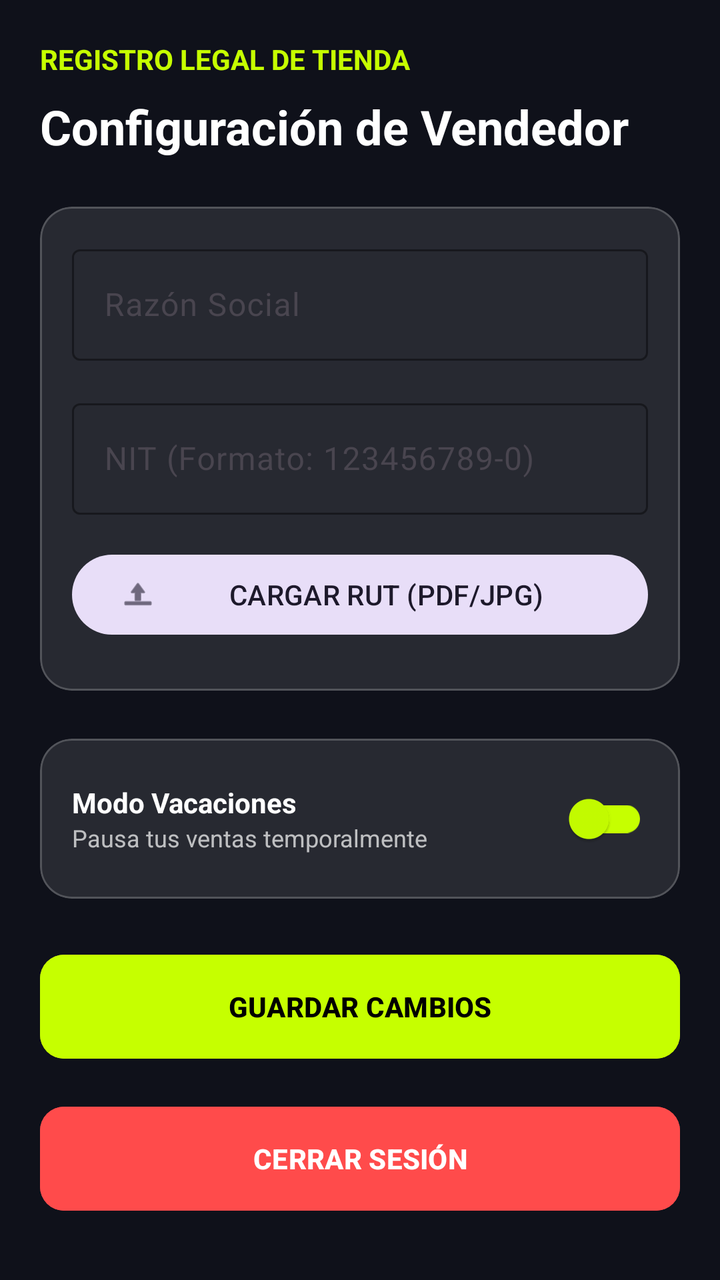
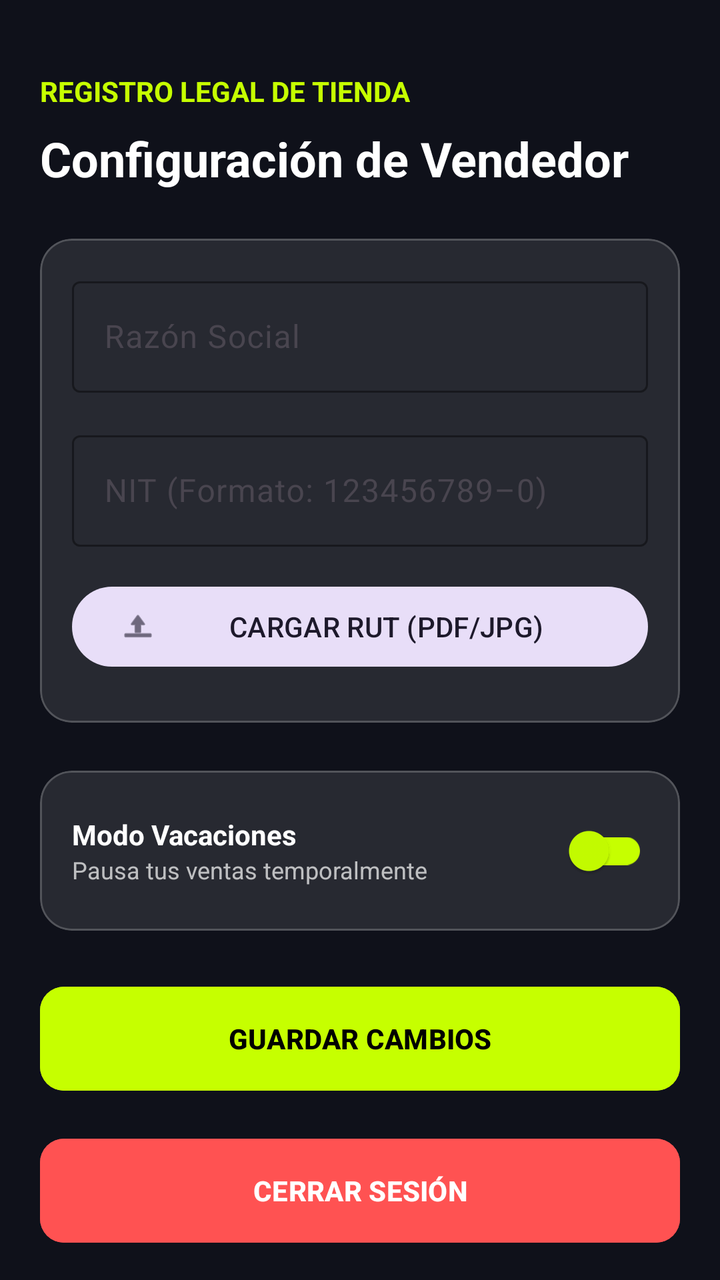

Compare the two renders of this Android layout. The source of the first and the diff that turns it into the second are given below.
<!-- AndroidManifest.xml: application theme Theme.VoltCore -->
<!-- res/layout/fragment_vendor_profile.xml -->
<?xml version="1.0" encoding="utf-8"?>
<androidx.core.widget.NestedScrollView xmlns:android="http://schemas.android.com/apk/res/android"
    xmlns:app="http://schemas.android.com/apk/res-auto"
    android:layout_width="match_parent"
    android:layout_height="match_parent"
    android:background="@color/volt_background">

    <LinearLayout
        android:layout_width="match_parent"
        android:layout_height="wrap_content"
        android:orientation="vertical"
        android:padding="20dp">

        <TextView
            android:layout_width="wrap_content"
            android:layout_height="wrap_content"
            android:layout_marginBottom="8dp"
            android:text="REGISTRO LEGAL DE TIENDA"
            android:textColor="@color/volt_primary"
            android:textSize="14sp"
            android:textStyle="bold" />

        <TextView
            android:layout_width="wrap_content"
            android:layout_height="wrap_content"
            android:layout_marginBottom="24dp"
            android:text="Configuración de Vendedor"
            android:textColor="@color/white"
            android:textSize="24sp"
            android:textStyle="bold" />

        <com.google.android.material.card.MaterialCardView
            android:layout_width="match_parent"
            android:layout_height="wrap_content"
            android:layout_marginBottom="24dp"
            app:cardBackgroundColor="@color/glass_surface"
            app:cardCornerRadius="16dp"
            app:strokeColor="@color/glass_stroke"
            app:strokeWidth="1dp">

            <LinearLayout
                android:layout_width="match_parent"
                android:layout_height="wrap_content"
                android:orientation="vertical"
                android:padding="16dp">

                <com.google.android.material.textfield.TextInputLayout
                    android:id="@+id/tilRazonSocial"
                    android:layout_width="match_parent"
                    android:layout_height="wrap_content"
                    android:layout_marginBottom="16dp"
                    android:hint="Razón Social"
                    style="@style/Widget.Material3.TextInputLayout.OutlinedBox"
                    app:boxStrokeColor="@color/volt_primary"
                    app:hintTextColor="@color/volt_primary">
                    <com.google.android.material.textfield.TextInputEditText
                        android:id="@+id/etRazonSocial"
                        android:layout_width="match_parent"
                        android:layout_height="wrap_content"
                        android:textColor="@color/white" />
                </com.google.android.material.textfield.TextInputLayout>

                <com.google.android.material.textfield.TextInputLayout
                    android:id="@+id/tilNIT"
                    android:layout_width="match_parent"
                    android:layout_height="wrap_content"
                    android:layout_marginBottom="16dp"
                    android:hint="NIT (Formato: 123456789-0)"
                    style="@style/Widget.Material3.TextInputLayout.OutlinedBox"
                    app:boxStrokeColor="@color/volt_primary"
                    app:hintTextColor="@color/volt_primary">
                    <com.google.android.material.textfield.TextInputEditText
                        android:id="@+id/etNIT"
                        android:layout_width="match_parent"
                        android:layout_height="wrap_content"
                        android:inputType="text"
                        android:textColor="@color/white" />
                </com.google.android.material.textfield.TextInputLayout>

                <Button
                    android:id="@+id/btnUploadRUT"
                    android:layout_width="match_parent"
                    android:layout_height="wrap_content"
                    android:text="CARGAR RUT (PDF/JPG)"
                    style="@style/Widget.Material3.Button.TonalButton"
                    android:layout_marginBottom="8dp"
                    app:icon="@android:drawable/ic_menu_upload" />

            </LinearLayout>
        </com.google.android.material.card.MaterialCardView>

        <com.google.android.material.card.MaterialCardView
            android:layout_width="match_parent"
            android:layout_height="wrap_content"
            android:layout_marginBottom="24dp"
            app:cardBackgroundColor="@color/glass_surface"
            app:cardCornerRadius="16dp"
            app:strokeColor="@color/glass_stroke"
            app:strokeWidth="1dp">

            <LinearLayout
                android:layout_width="match_parent"
                android:layout_height="wrap_content"
                android:orientation="horizontal"
                android:padding="16dp"
                android:gravity="center_vertical">

                <LinearLayout
                    android:layout_width="0dp"
                    android:layout_height="wrap_content"
                    android:layout_weight="1"
                    android:orientation="vertical">
                    <TextView
                        android:layout_width="wrap_content"
                        android:layout_height="wrap_content"
                        android:text="Modo Vacaciones"
                        android:textColor="@color/white"
                        android:textStyle="bold" />
                    <TextView
                        android:layout_width="wrap_content"
                        android:layout_height="wrap_content"
                        android:text="Pausa tus ventas temporalmente"
                        android:textColor="#B3FFFFFF"
                        android:textSize="12sp" />
                </LinearLayout>

                <com.google.android.material.switchmaterial.SwitchMaterial
                    android:id="@+id/switchVacation"
                    android:layout_width="wrap_content"
                    android:layout_height="wrap_content"
                    app:thumbTint="@color/volt_primary"
                    app:trackTint="@color/volt_primary" />

            </LinearLayout>
        </com.google.android.material.card.MaterialCardView>

        <Button
            android:id="@+id/btnSaveProfile"
            android:layout_width="match_parent"
            android:layout_height="60dp"
            android:text="GUARDAR CAMBIOS"
            android:backgroundTint="@color/volt_primary"
            android:textColor="@color/black"
            android:textStyle="bold"
            app:cornerRadius="12dp"
            android:layout_marginBottom="16dp" />

        <Button
            android:id="@+id/btnLogout"
            android:layout_width="match_parent"
            android:layout_height="60dp"
            android:text="CERRAR SESIÓN"
            android:backgroundTint="#FF4B4B"
            android:textColor="@color/white"
            android:textStyle="bold"
            app:cornerRadius="12dp" />

    </LinearLayout>
</androidx.core.widget.NestedScrollView>
<!-- resources referenced by this layout -->
<resources>
  <color name="black">#FF000000</color>
  <color name="glass_stroke">#33FFFFFF</color>
  <color name="glass_surface">#1AFFFFFF</color>
  <color name="volt_background">#0F111A</color>
  <color name="volt_primary">#C6FF00</color>
  <color name="white">#FFFFFFFF</color>
  <style name="Theme.VoltCore" parent="Base.Theme.VoltCore" />
  <style name="Base.Theme.VoltCore" parent="Theme.Material3.DayNight.NoActionBar">
          
          <item name="colorPrimary">@color/volt_primary</item>
          <item name="android:windowBackground">@color/volt_background</item>
          <item name="colorSurface">@color/glass_surface</item>
          <item name="colorOnSurface">@color/white</item>
      </style>
</resources>

<!-- the commit's change to res/layout/fragment_vendor_profile.xml (unified diff, before → after) -->
@@ -3,7 +3,8 @@
     xmlns:app="http://schemas.android.com/apk/res-auto"
     android:layout_width="match_parent"
     android:layout_height="match_parent"
-    android:background="@color/volt_background">
+    android:background="@color/volt_background"
+    android:paddingTop="16dp">
 
     <LinearLayout
         android:layout_width="match_parent"
@@ -15,7 +16,7 @@
             android:layout_width="wrap_content"
             android:layout_height="wrap_content"
             android:layout_marginBottom="8dp"
-            android:text="REGISTRO LEGAL DE TIENDA"
+            android:text="@string/store_legal_record"
             android:textColor="@color/volt_primary"
             android:textSize="14sp"
             android:textStyle="bold" />
@@ -24,7 +25,7 @@
             android:layout_width="wrap_content"
             android:layout_height="wrap_content"
             android:layout_marginBottom="24dp"
-            android:text="Configuración de Vendedor"
+            android:text="@string/vendor_config"
             android:textColor="@color/white"
             android:textSize="24sp"
             android:textStyle="bold" />
@@ -49,7 +50,7 @@
                     android:layout_width="match_parent"
                     android:layout_height="wrap_content"
                     android:layout_marginBottom="16dp"
-                    android:hint="Razón Social"
+                    android:hint="@string/razon_social"
                     style="@style/Widget.Material3.TextInputLayout.OutlinedBox"
                     app:boxStrokeColor="@color/volt_primary"
                     app:hintTextColor="@color/volt_primary">
@@ -65,7 +66,7 @@
                     android:layout_width="match_parent"
                     android:layout_height="wrap_content"
                     android:layout_marginBottom="16dp"
-                    android:hint="NIT (Formato: 123456789-0)"
+                    android:hint="@string/nit_format"
                     style="@style/Widget.Material3.TextInputLayout.OutlinedBox"
                     app:boxStrokeColor="@color/volt_primary"
                     app:hintTextColor="@color/volt_primary">
@@ -81,10 +82,11 @@
                     android:id="@+id/btnUploadRUT"
                     android:layout_width="match_parent"
                     android:layout_height="wrap_content"
-                    android:text="CARGAR RUT (PDF/JPG)"
+                    android:text="@string/upload_rut"
                     style="@style/Widget.Material3.Button.TonalButton"
                     android:layout_marginBottom="8dp"
-                    app:icon="@android:drawable/ic_menu_upload" />
+                    app:icon="@android:drawable/ic_menu_upload"
+                    android:contentDescription="@string/icon_desc"/>
 
             </LinearLayout>
         </com.google.android.material.card.MaterialCardView>
@@ -113,14 +115,14 @@
                     <TextView
                         android:layout_width="wrap_content"
                         android:layout_height="wrap_content"
-                        android:text="Modo Vacaciones"
+                        android:text="@string/vacation_mode"
                         android:textColor="@color/white"
                         android:textStyle="bold" />
                     <TextView
                         android:layout_width="wrap_content"
                         android:layout_height="wrap_content"
-                        android:text="Pausa tus ventas temporalmente"
-                        android:textColor="#B3FFFFFF"
+                        android:text="@string/vacation_mode_desc"
+                        android:textColor="@color/white_70"
                         android:textSize="12sp" />
                 </LinearLayout>
 
@@ -138,7 +140,7 @@
             android:id="@+id/btnSaveProfile"
             android:layout_width="match_parent"
             android:layout_height="60dp"
-            android:text="GUARDAR CAMBIOS"
+            android:text="@string/save_data"
             android:backgroundTint="@color/volt_primary"
             android:textColor="@color/black"
             android:textStyle="bold"
@@ -149,8 +151,8 @@
             android:id="@+id/btnLogout"
             android:layout_width="match_parent"
             android:layout_height="60dp"
-            android:text="CERRAR SESIÓN"
-            android:backgroundTint="#FF4B4B"
+            android:text="@string/logout_label"
+            android:backgroundTint="@color/volt_error"
             android:textColor="@color/white"
             android:textStyle="bold"
             app:cornerRadius="12dp" />
<!-- resource entries referenced after the edit -->
@@ -4,8 +4,20 @@
   <color name="glass_stroke">#33FFFFFF</color>
   <color name="glass_surface">#1AFFFFFF</color>
   <color name="volt_background">#0F111A</color>
+  <color name="volt_error">#FF5252</color>
   <color name="volt_primary">#C6FF00</color>
   <color name="white">#FFFFFFFF</color>
+  <color name="white_70">#B3FFFFFF</color>
+  <string name="icon_desc">Icono decorativo</string>
+  <string name="logout_label">CERRAR SESIÓN</string>
+  <string name="nit_format">NIT (Formato: 123456789–0)</string>
+  <string name="razon_social">Razón Social</string>
+  <string name="save_data">GUARDAR CAMBIOS</string>
+  <string name="store_legal_record">REGISTRO LEGAL DE TIENDA</string>
+  <string name="upload_rut">CARGAR RUT (PDF/JPG)</string>
+  <string name="vacation_mode">Modo Vacaciones</string>
+  <string name="vacation_mode_desc">Pausa tus ventas temporalmente</string>
+  <string name="vendor_config">Configuración de Vendedor</string>
   <style name="Theme.VoltCore" parent="Base.Theme.VoltCore" />
   <style name="Base.Theme.VoltCore" parent="Theme.Material3.DayNight.NoActionBar">
           
